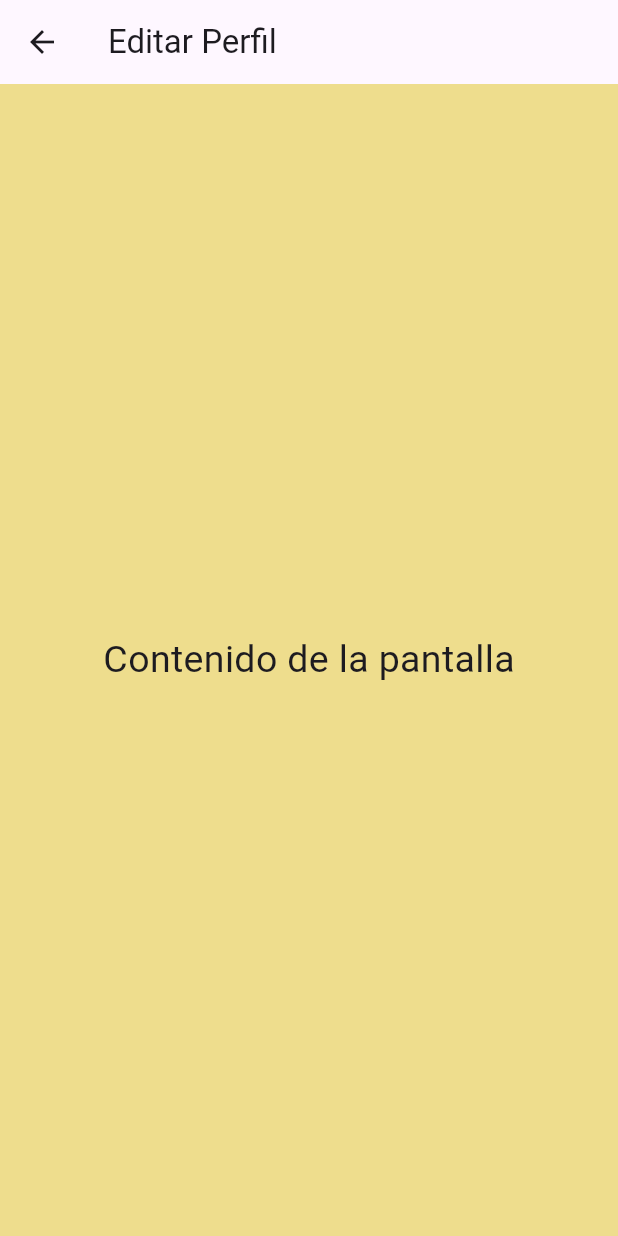
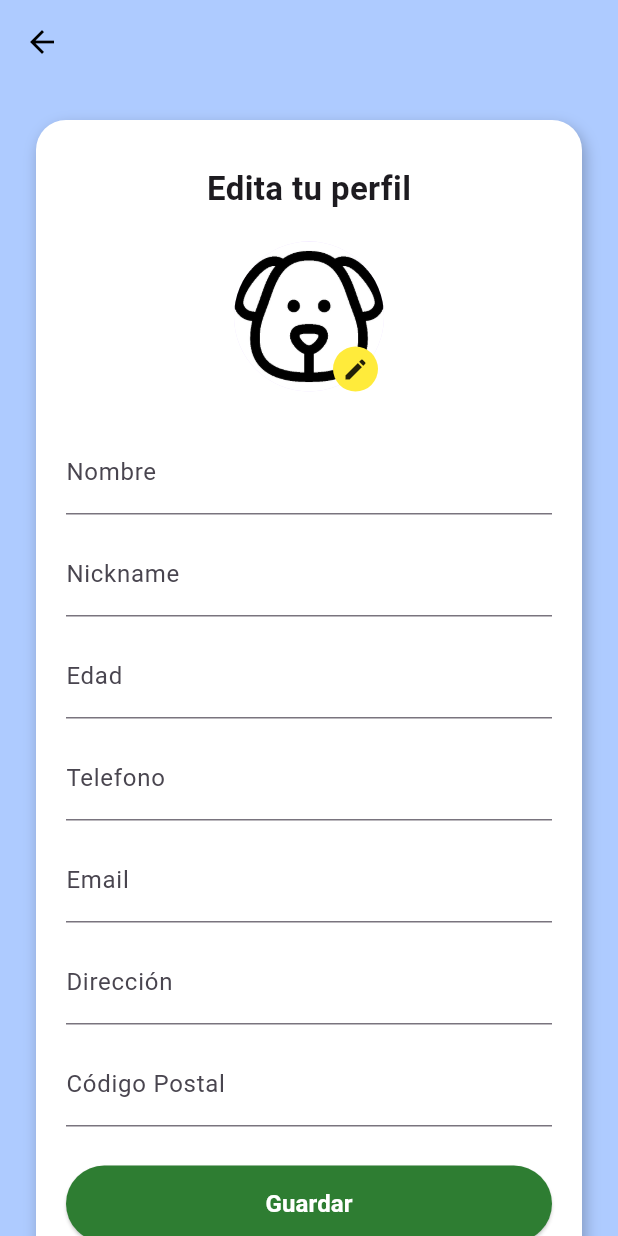
Before and after one commit to ElRisas1/pet_plan_pruebas, a Flutter app: the PantallaEditPerfilUsu screen opened directly, on a phone screen of 412 x 824 dp. Run offline on Flutter 3.47's test engine with Material 3 defaults, Android fonts, the phone set to English and light mode, and no system bars; our stand-ins replace carousel_slider, google_generative_ai, grouped_list, image_picker, shared_preferences, supabase_flutter; accounts and stored records are empty.

Commit message:
UI de la pantalla de editar perfil usuario hecha.

```diff
--- a/lib/pantalla_edit_perfilUsu.dart
+++ b/lib/pantalla_edit_perfilUsu.dart
@@ -1,28 +1,167 @@
+import 'dart:io';
 import 'package:flutter/material.dart';
+import 'package:image_picker/image_picker.dart';
 
 class PantallaEditPerfilUsu extends StatefulWidget {
-
-  // VARIABLES //
-
-
-  // Constructor
   const PantallaEditPerfilUsu({super.key, required String title});
 
   @override
-  _PantallaEditPerfilUsuState createState() => _PantallaEditPerfilUsuState();
+  State<PantallaEditPerfilUsu> createState() => _PantallaEditPerfilUsuState();
 }
 
 class _PantallaEditPerfilUsuState extends State<PantallaEditPerfilUsu> {
+  File? _imagen;
+  final picker = ImagePicker();
 
-   @override
+  Future<void> _seleccionarImagen() async {
+    final pickedFile = await picker.pickImage(source: ImageSource.gallery);
+
+    if (pickedFile != null) {
+      setState(() {
+        _imagen = File(pickedFile.path);
+      });
+    }
+  }
+
+  @override
   Widget build(BuildContext context) {
     return Scaffold(
-      backgroundColor: const Color.fromARGB(248, 238, 220, 138),
-      appBar: AppBar(title: Text("Editar Perfil")),
+      backgroundColor: const Color(0xFFAECBFF),
+      appBar: AppBar(
+        backgroundColor: const Color(0xFFAECBFF),
+        elevation: 0,
+        leading: const BackButton(color: Colors.black),
+      ),
       body: Center(
-        child: Text(
-          "Contenido de la pantalla",
-          style: TextStyle(fontSize: 25),
+        child: SingleChildScrollView(
+          child: Container(
+            margin: const EdgeInsets.all(24),
+            padding: const EdgeInsets.symmetric(horizontal: 20, vertical: 30),
+            decoration: BoxDecoration(
+              color: Colors.white,
+              borderRadius: BorderRadius.circular(20),
+              boxShadow: const [
+                BoxShadow(
+                  color: Colors.black26,
+                  blurRadius: 8,
+                  offset: Offset(2, 4),
+                ),
+              ],
+            ),
+            child: Column(
+              mainAxisSize: MainAxisSize.min,
+              children: [
+                const Text(
+                  "Edita tu perfil",
+                  style: TextStyle(fontSize: 22, fontWeight: FontWeight.bold),
+                ),
+                const SizedBox(height: 20),
+
+                // Imagen de perfil editable
+                Stack(
+                  alignment: Alignment.bottomRight,
+                  children: [
+                    CircleAvatar(
+                      radius: 50,
+                      backgroundImage: _imagen != null
+                          ? FileImage(_imagen!)
+                          : const AssetImage('assets/default.png')
+                              as ImageProvider,
+                    ),
+                    Positioned(
+                      bottom: 0,
+                      right: 4,
+                      child: GestureDetector(
+                        onTap: _seleccionarImagen,
+                        child: Container(
+                          decoration: const BoxDecoration(
+                            shape: BoxShape.circle,
+                            color: Colors.yellow,
+                          ),
+                          padding: const EdgeInsets.all(6),
+                          child: const Icon(Icons.edit, size: 18),
+                        ),
+                      ),
+                    ),
+                  ],
+                ),
+
+                const SizedBox(height: 20),
+
+                // Campos de texto
+                _campoTexto('Nombre'),
+                _campoTexto('Nickname'),
+                _campoTexto('Edad'),
+                _campoTexto('Telefono'),
+                _campoTexto('Email'),
+                _campoTexto('Dirección'),
+                _campoTexto('Código Postal'),
+
+                const SizedBox(height: 20),
+
+                // Botón Guardar
+                SizedBox(
+                  width: double.infinity,
+                  child: ElevatedButton(
+                    style: ElevatedButton.styleFrom(
+                      backgroundColor: Colors.green[800],
+                      shape: RoundedRectangleBorder(
+                        borderRadius: BorderRadius.circular(30),
+                      ),
+                      padding: const EdgeInsets.symmetric(vertical: 14),
+                    ),
+                    onPressed: () {
+                      showDialog(
+                        context: context,
+                        builder: (BuildContext context) {
+                          return AlertDialog(
+                            title: const Text("Confirmación"),
+                            content: const Text("¿Seguro que quieres guardar esta información?"),
+                            actions: [
+                              TextButton(
+                                onPressed: () => Navigator.of(context).pop(), // cerrar diálogo
+                                child: const Text("No"),
+                              ),
+                              TextButton(
+                                onPressed: () {
+                                  Navigator.of(context).pop(); // cerrar diálogo
+                                  // Aquí podrías guardar los datos
+                                  ScaffoldMessenger.of(context).showSnackBar(
+                                    const SnackBar(content: Text('Información guardada')),
+                                  );
+                                },
+                                child: const Text("Sí"),
+                              ),
+                            ],
+                          );
+                        },
+                      );
+                    },
+                    child: const Text(
+                      "Guardar",
+                      style: TextStyle(
+                        color: Colors.white,
+                        fontWeight: FontWeight.bold,
+                        fontSize: 16,
+                      ),
+                    ),
+                  ),
+                ),
+              ],
+            ),
+          ),
+        ),
+      ),
+    );
+  }
+
+  Widget _campoTexto(String label) {
+    return Padding(
+      padding: const EdgeInsets.symmetric(vertical: 6),
+      child: TextFormField(
+        decoration: InputDecoration(
+          labelText: label,
+          border: const UnderlineInputBorder(),
         ),
       ),
     );
--- a/lib/pantalla_editar_mascota.dart
+++ b/lib/pantalla_editar_mascota.dart
@@ -52,7 +52,7 @@ class _PantallaEditarMascotaState extends State<PantallaEditarMascota> {
               mainAxisSize: MainAxisSize.min,
               children: [
                 const Text(
-                  "Edit your Pet",
+                  "Edita tu mascota",
                   style: TextStyle(fontSize: 22, fontWeight: FontWeight.bold),
                 ),
                 const SizedBox(height: 20),
@@ -139,7 +139,7 @@ class _PantallaEditarMascotaState extends State<PantallaEditarMascota> {
                       );
                     },
                     child: const Text(
-                      "Save",
+                      "Guardar",
                       style: TextStyle(
                         color: Colors.white,
                         fontWeight: FontWeight.bold,
```
